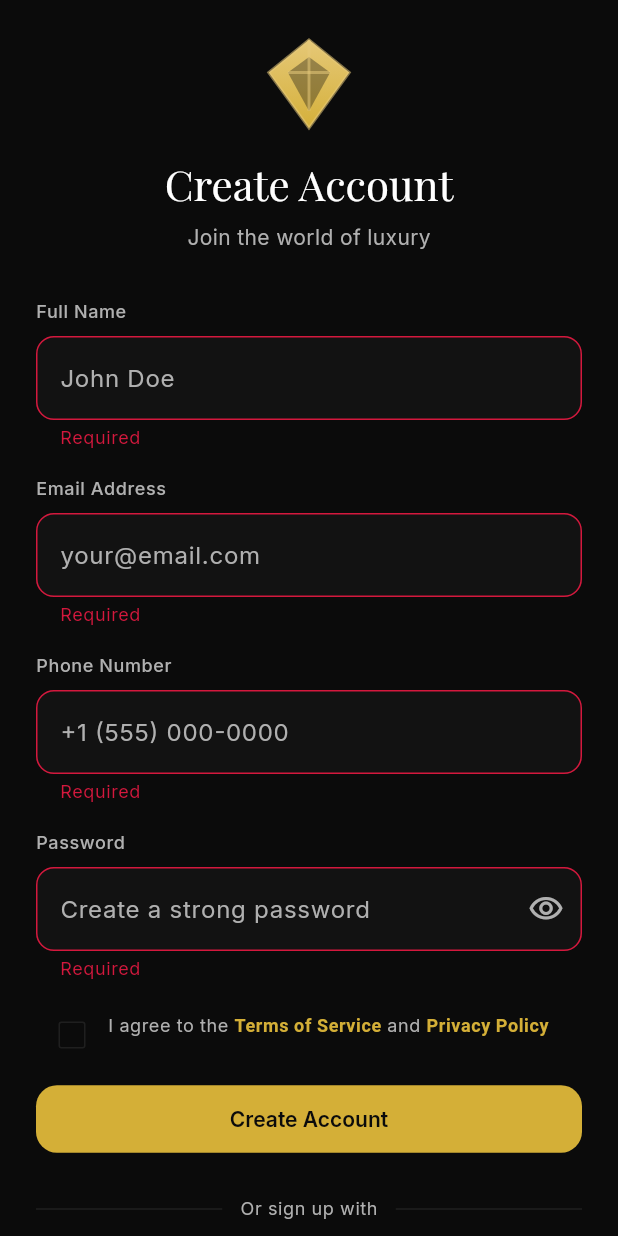
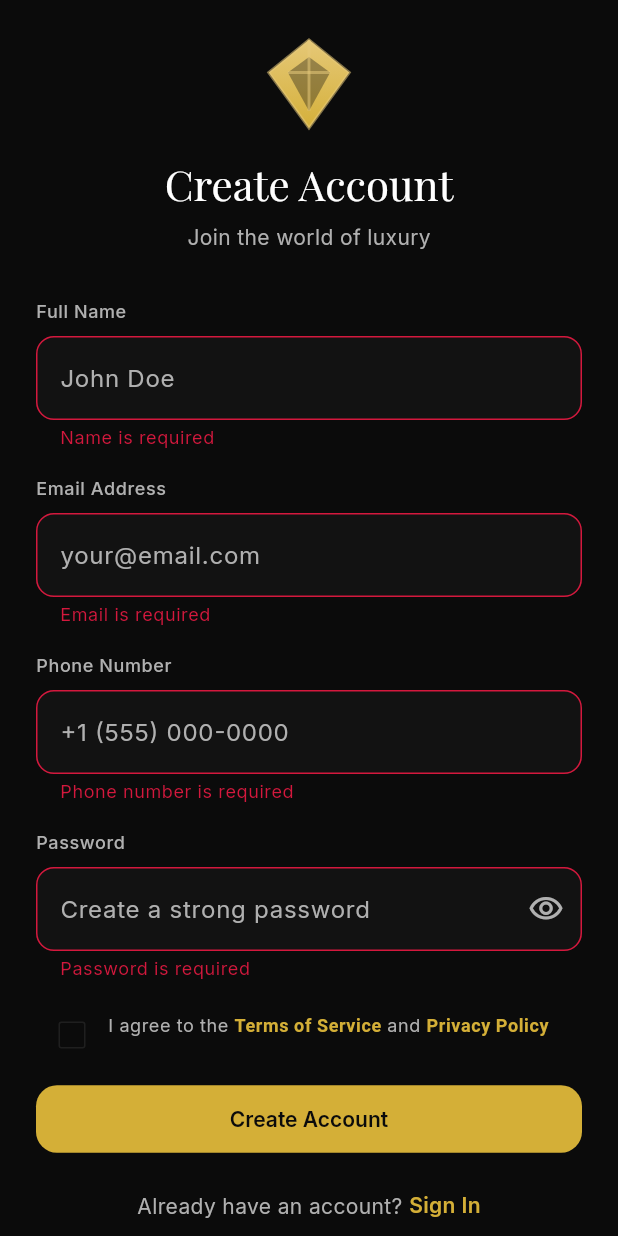
Before and after one commit to ritiksingh3202/luxejewel, a Flutter app: the SignupScreen screen opened directly, after a tap on "Create Account", on a phone screen of 412 x 824 dp. Run offline on Flutter 3.47's test engine with Material 3 defaults, Android fonts, the phone set to English and light mode, and no system bars; our stand-ins replace cached_network_image, go_router, supabase_flutter; accounts and stored records are empty.

Commit message:
Connect signup with email verification flow

```diff
--- a/lib/features/auth/signup_screen.dart
+++ b/lib/features/auth/signup_screen.dart
@@ -4,9 +4,12 @@
 
 import '../../core/auth/auth_controller.dart';
 import '../../core/theme/app_colors.dart';
+import '../../core/validation/validators.dart';
+import '../../shared/feedback.dart';
 import '../../shared/widgets/luxe_button.dart';
 import '../../shared/widgets/luxe_logo.dart';
 import '../../shared/widgets/luxe_text_field.dart';
+import 'social_auth_buttons.dart';
 
 class SignupScreen extends StatefulWidget {
   const SignupScreen({super.key});
@@ -62,7 +65,7 @@
                       label: 'Full Name',
                       hint: 'John Doe',
                       textInputAction: TextInputAction.next,
-                      validator: (v) => (v == null || v.isEmpty) ? 'Required' : null,
+                      validator: Validators.name,
                     ),
                     const SizedBox(height: 18),
                     LuxeTextField(
@@ -70,7 +73,8 @@
                       label: 'Email Address',
                       hint: 'your@email.com',
                       keyboardType: TextInputType.emailAddress,
-                      validator: (v) => (v == null || v.isEmpty) ? 'Required' : null,
+                      autofillHints: const [AutofillHints.email],
+                      validator: Validators.email,
                     ),
                     const SizedBox(height: 18),
                     LuxeTextField(
@@ -78,7 +82,7 @@
                       label: 'Phone Number',
                       hint: '+1 (555) 000-0000',
                       keyboardType: TextInputType.phone,
-                      validator: (v) => (v == null || v.isEmpty) ? 'Required' : null,
+                      validator: Validators.phone,
                     ),
                     const SizedBox(height: 18),
                     LuxeTextField(
@@ -86,7 +90,8 @@
                       label: 'Password',
                       hint: 'Create a strong password',
                       obscure: _obscure,
-                      validator: (v) => (v == null || v.isEmpty) ? 'Required' : null,
+                      autofillHints: const [AutofillHints.newPassword],
+                      validator: Validators.newPassword,
                       suffix: IconButton(
                         onPressed: () => setState(() => _obscure = !_obscure),
                         icon: Icon(_obscure ? Icons.visibility_outlined : Icons.visibility_off_outlined,
@@ -148,48 +153,39 @@
                                 return;
                               }
                               setState(() => _loading = true);
-                              await context.read<AuthController>().signUp(
+                              var needsVerification = false;
+                              final ok = await runWithFeedback(context, () async {
+                                needsVerification = await context.read<AuthController>().signUp(
                                       name: _name.text,
                                       email: _email.text,
                                       password: _password.text,
                                       phone: _phone.text,
                                     );
-                              if (!mounted) return;
+                              });
+                              if (!context.mounted) return;
                               setState(() => _loading = false);
-                              context.go('/home');
-                            },
+                              if (ok && needsVerification) {
+                                await showDialog<void>(
+                                  context: context,
+                                  builder: (context) => AlertDialog(
+                                    title: const Text('Verify your email'),
+                                    content: Text(
+                                      'We sent a confirmation link to ${_email.text.trim()}. '
+                                      'Open it, then sign in.',
                                     ),
-                    const SizedBox(height: 28),
-                    Row(
-                      children: [
-                        const Expanded(child: Divider(color: AppColors.divider)),
-                        Padding(
-                          padding: const EdgeInsets.symmetric(horizontal: 12),
-                          child: Text('Or sign up with', style: Theme.of(context).textTheme.bodySmall),
-                        ),
-                        const Expanded(child: Divider(color: AppColors.divider)),
-                      ],
-                    ),
-                    const SizedBox(height: 20),
-                    Row(
-                      children: [
-                        Expanded(
-                          child: OutlinedButton.icon(
-                            onPressed: () {},
-                            icon: const Icon(Icons.g_mobiledata_rounded, size: 28),
-                            label: const Text('Google'),
-                          ),
-                        ),
-                        const SizedBox(width: 12),
-                        Expanded(
-                          child: OutlinedButton.icon(
-                            onPressed: () {},
-                            icon: const Icon(Icons.apple_rounded, size: 22),
-                            label: const Text('Apple'),
-                          ),
+                                    actions: [
+                                      TextButton(
+                                        onPressed: () => Navigator.pop(context),
+                                        child: const Text('OK'),
                                       ),
                                     ],
                                   ),
+                                );
+                                if (context.mounted) context.go('/login');
+                              }
+                            },
+                    ),
+                    const SocialAuthButtons(caption: 'Or sign up with'),
                     const SizedBox(height: 24),
                     Text.rich(
                       TextSpan(
```
Lines whose indentation alone changed are shown as unchanged.
